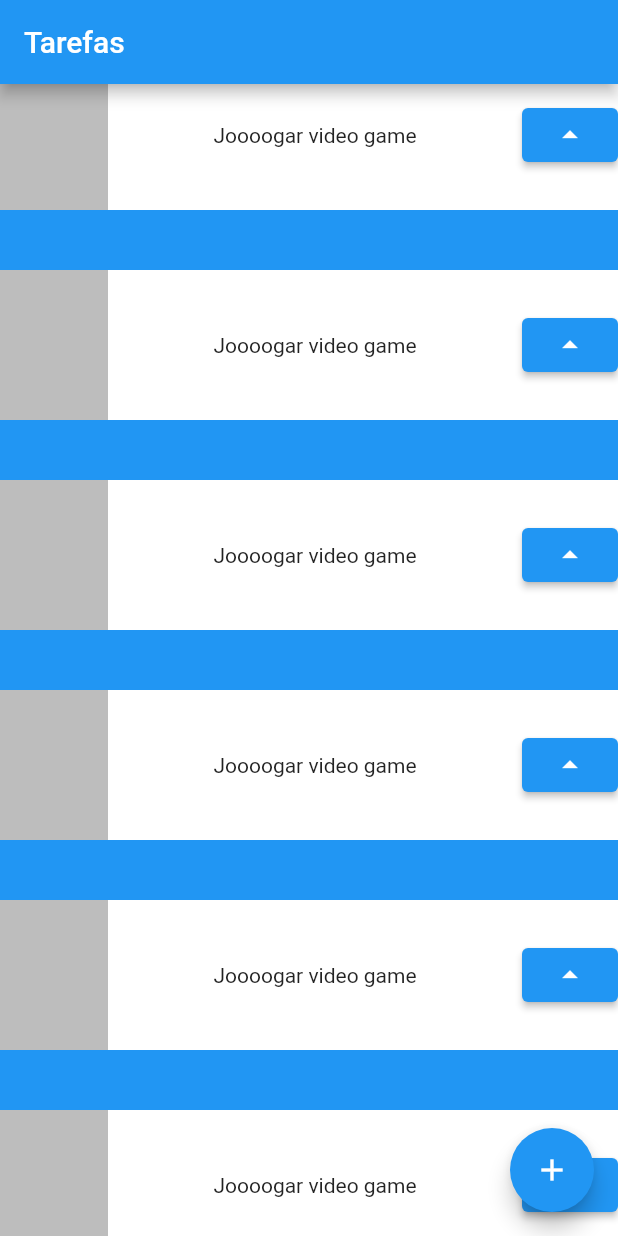
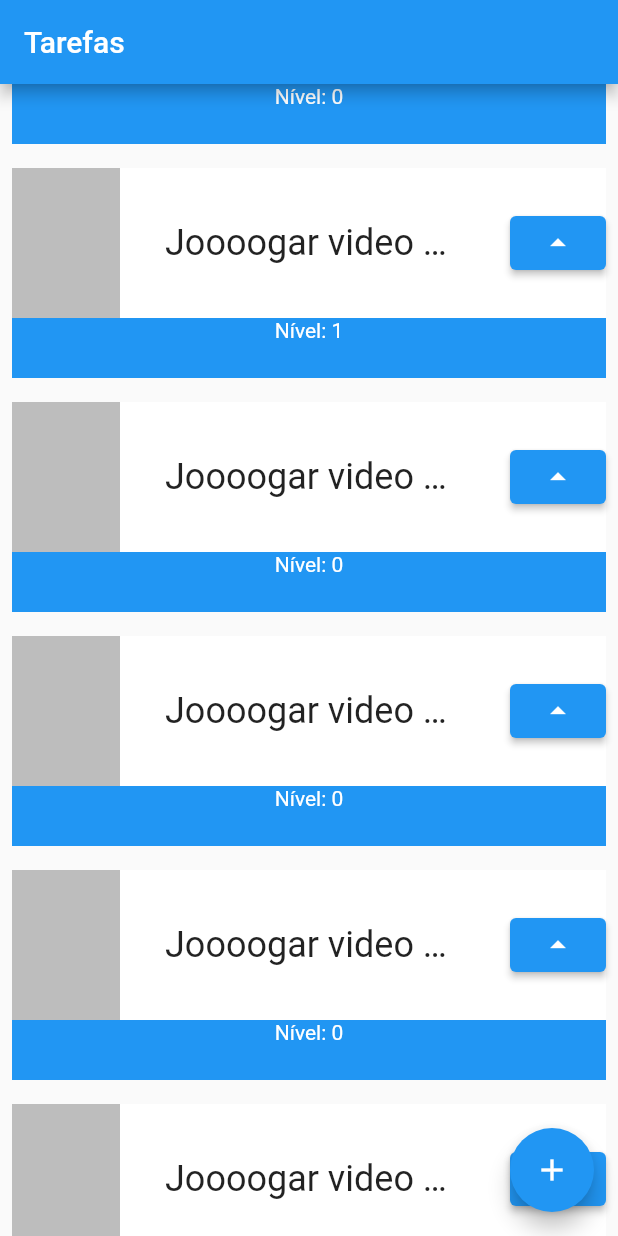
Before and after one commit to rogaciano/flutter_alura, a Flutter app: the screen it shows after launch, scrolled down 576 dp, after a tap on the "arrow drop up" icon, on a phone screen of 412 x 824 dp. Run offline on Flutter 3.47's test engine with Material 2 defaults, Android fonts, the phone set to English and light mode, and no system bars.

Commit message:
desenvolvido o incremento do botão nivel ++

```diff
--- a/lib/main.dart
+++ b/lib/main.dart
@@ -40,28 +40,57 @@
     );
   }
 }
-class Task extends StatelessWidget {
+class Task extends StatefulWidget {
   final String nome;
   const Task(this.nome, {Key? key}) : super(key: key);
 
   @override
+  State<Task> createState() => _TaskState();
+}
+
+class _TaskState extends State<Task> {
+
+  int nivel = 0;
+  @override
   Widget build(BuildContext context) {
-    return Container(
+
+
+    return Padding(
+      padding: const EdgeInsets.all(8.0),
+      child: Container(
         child: Stack(
           children: [
             Container(color: Colors.blue, height: 140,
             ),
+            Column(
+              children: [
                 Container(color: Colors.white, height: 100,
                   child: Row(
                     mainAxisAlignment: MainAxisAlignment.spaceBetween,
                     children: [
                       Container(color: Colors.black26, width: 72, height: 100,
                       ),
-                Text(this.nome),
-                ElevatedButton(onPressed:  () {}, child: Icon(Icons.arrow_drop_up))
+                      Container(child: Text(widget.nome,
+                        style:
+                        TextStyle(fontSize: 24,
+                        overflow: TextOverflow.ellipsis),
+                      ),
+                      width: 200,),
+                      ElevatedButton(onPressed:  () {
+                        setState(() {
+                            nivel++;
+                            print(nivel);
+                        });
+                    }, child: Icon(Icons.arrow_drop_up))
                     ],
-            ),),
+                  ),
+                ),
+                Text('Nível: $nivel', style: TextStyle(color: Colors.white),)
               ],
+            ),
+
+          ],
+        ),
       ),
     );
   }
```
Lines whose indentation alone changed are shown as unchanged.
